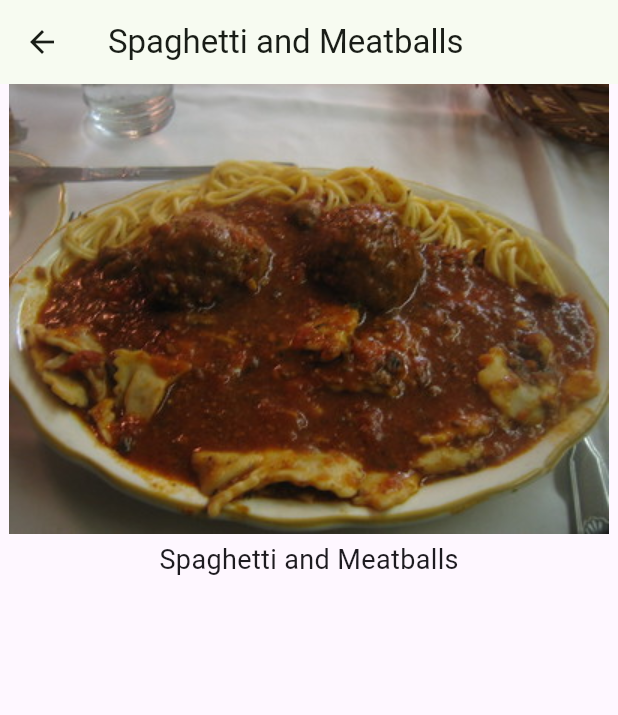
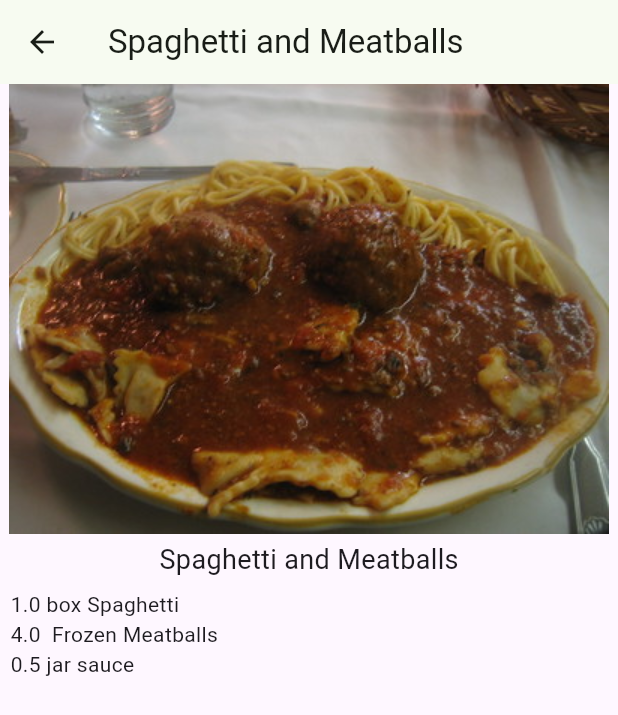
Before and after one commit to blessedsibanda263/recipes, a Flutter app: the screen it shows after launch, after a tap on "Spaghetti and Meatballs", on a phone screen of 412 x 824 dp. Shown: the top 715 px of the screen. Run offline on Flutter 3.47's test engine with Material 3 defaults, Android fonts, the phone set to English and light mode, and no system bars.

Commit message:
Add recipe ingredients

```diff
--- a/lib/recipe.dart
+++ b/lib/recipe.dart
@@ -2,14 +2,52 @@ class Recipe {
   String label;
   String imageUrl;
 
-  Recipe(this.label, this.imageUrl);
+  Recipe(this.label, this.imageUrl, this.servings, this.ingredients);
+
+  int servings;
+  List<Ingredient> ingredients;
 
   static List<Recipe> samples = [
-    Recipe("Spaghetti and Meatballs", 'assets/2126711929_ef763de2b3_w.jpg'),
-    Recipe('Tomato Soup', 'assets/27729023535_a57606c1be.jpg'),
-    Recipe('Grilled Cheese', 'assets/3187380632_5056654a19_b.jpg'),
-    Recipe('Chocolate Chip Cookies', 'assets/15992102771_b92f4cc00a_b.jpg'),
-    Recipe('Taco Salad', 'assets/8533381643_a31a99e8a6_c.jpg'),
-    Recipe('Hawaiian Pizza', 'assets/15452035777_294cefced5_c.jpg'),
+    Recipe("Spaghetti and Meatballs", 'assets/2126711929_ef763de2b3_w.jpg', 4, [
+      Ingredient(1, 'box', 'Spaghetti'),
+      Ingredient(4, '', 'Frozen Meatballs'),
+      Ingredient(0.5, 'jar', 'sauce'),
+    ]),
+    Recipe('Tomato Soup', 'assets/27729023535_a57606c1be.jpg', 2, [
+      Ingredient(1, 'can', 'Tomato Soup'),
+    ]),
+    Recipe('Grilled Cheese', 'assets/3187380632_5056654a19_b.jpg', 1, [
+      Ingredient(2, 'slices', 'Cheese'),
+      Ingredient(2, 'slices', 'Bread'),
+    ]),
+    Recipe(
+      'Chocolate Chip Cookies',
+      'assets/15992102771_b92f4cc00a_b.jpg',
+      24,
+      [
+        Ingredient(4, 'cups', 'flour'),
+        Ingredient(2, 'cups', 'sugar'),
+        Ingredient(0.5, 'cups', 'chocolate chips'),
+      ],
+    ),
+    Recipe('Taco Salad', 'assets/8533381643_a31a99e8a6_c.jpg', 1, [
+      Ingredient(1, 'oz', 'nachos'),
+      Ingredient(3, 'oz', 'taco meat'),
+      Ingredient(0.5, 'cup', 'cheese'),
+      Ingredient(0.25, 'cup', 'chopped tomatoes'),
+    ]),
+    Recipe('Hawaiian Pizza', 'assets/15452035777_294cefced5_c.jpg', 4, [
+      Ingredient(1, 'item', 'pizza'),
+      Ingredient(1, 'cup', 'pineapple'),
+      Ingredient(8, 'oz', 'ham'),
+    ]),
   ];
 }
+
+class Ingredient {
+  double quantity;
+  String measure;
+  String name;
+
+  Ingredient(this.quantity, this.measure, this.name);
+}
--- a/lib/recipe_detail.dart
+++ b/lib/recipe_detail.dart
@@ -25,7 +25,19 @@ class _RecipeDetailState extends State<RecipeDetail> {
             ),
             const SizedBox(height: 4),
             Text(widget.recipe.label, style: const TextStyle(fontSize: 18)),
-            // TODO: Add Expanded
+            Expanded(
+              child: ListView.builder(
+                padding: const EdgeInsets.all(7.0),
+                itemCount: widget.recipe.ingredients.length,
+                itemBuilder: (BuildContext context, int index) {
+                  final ingredient = widget.recipe.ingredients[index];
+                  // TODO: Add ingredient.quantity
+                  return Text(
+                    '${ingredient.quantity} ${ingredient.measure} ${ingredient.name}',
+                  );
+                },
+              ),
+            ),
             // TODO: Add Slider()
           ],
         ),
```
